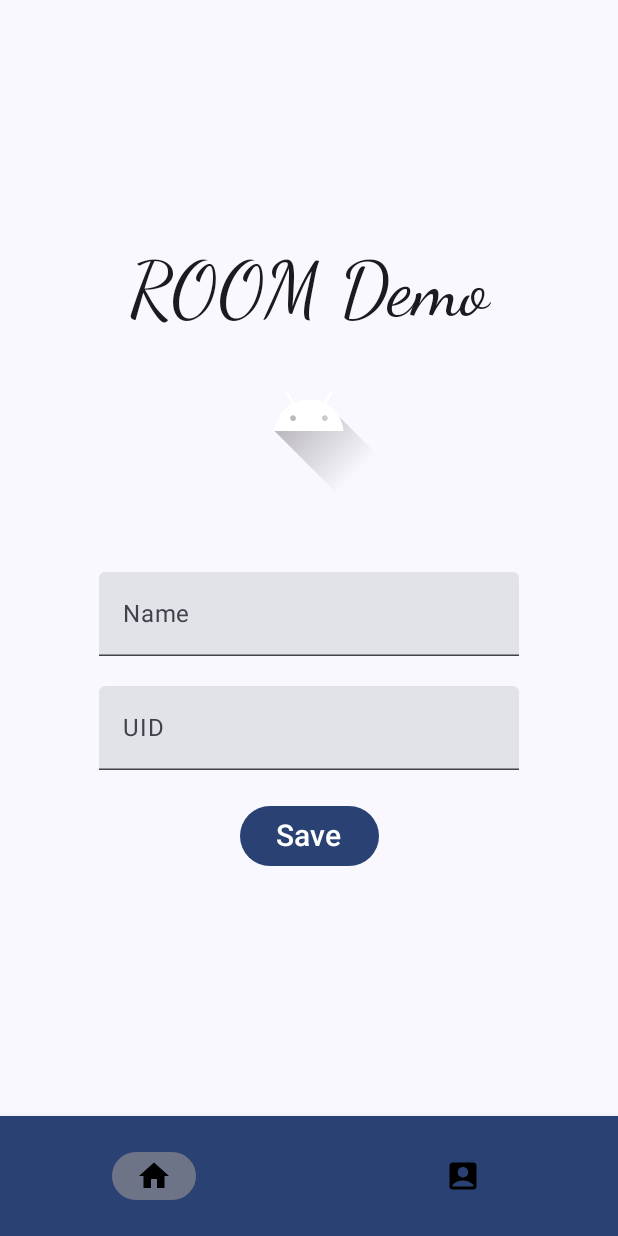
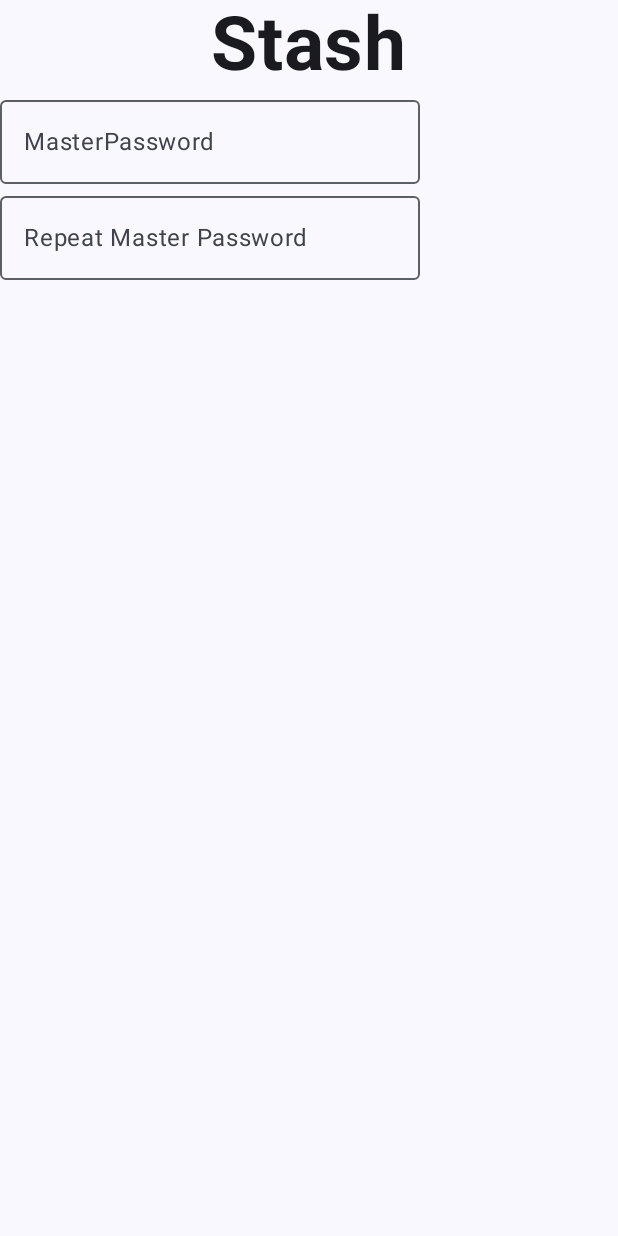
Before and after one commit to jb-cc/CCL3-stash, an Android app built with Jetpack Compose: the screen it shows after launch (MainActivity), on a phone screen of 412 x 824 dp. Run offline under Robolectric (Android 15) with nearby library versions, the phone set to English and light mode, and no system bars; our stand-ins replace Room's generated code.

Commit message:
changed file structure, added LoginRegisterView

```diff
--- a/app/src/main/java/com/cc221012_cc221016/stash/MainActivity.kt
+++ b/app/src/main/java/com/cc221012_cc221016/stash/MainActivity.kt
@@ -12,8 +12,8 @@ import androidx.lifecycle.ViewModel
 import androidx.lifecycle.ViewModelProvider
 import androidx.room.Room
 import com.cc221012_cc221016.stash.data.StudentsDatabase
-import com.cc221012_cc221016.stash.ui.MainView
-import com.cc221012_cc221016.stash.ui.MainViewModel
+import com.cc221012_cc221016.stash.ui.views.MainView
+import com.cc221012_cc221016.stash.models.MainViewModel
 import com.cc221012_cc221016.stash.ui.theme.stashTheme
 
 class MainActivity : ComponentActivity() {
--- a/app/src/main/java/com/cc221012_cc221016/stash/BccStudent.kt
+++ b/app/src/main/java/com/cc221012_cc221016/stash/data/BccStudent.kt
@@ -1,4 +1,4 @@
-package com.cc221012_cc221016.stash
+package com.cc221012_cc221016.stash.data
 
 import androidx.room.Entity
 import androidx.room.PrimaryKey
--- a/app/src/main/java/com/cc221012_cc221016/stash/data/StudentDao.kt
+++ b/app/src/main/java/com/cc221012_cc221016/stash/data/StudentDao.kt
@@ -5,7 +5,6 @@ import androidx.room.Delete
 import androidx.room.Insert
 import androidx.room.Query
 import androidx.room.Update
-import com.cc221012_cc221016.stash.BccStudent
 import kotlinx.coroutines.flow.Flow
 
 @Dao
--- a/app/src/main/java/com/cc221012_cc221016/stash/data/StudentsDatabase.kt
+++ b/app/src/main/java/com/cc221012_cc221016/stash/data/StudentsDatabase.kt
@@ -2,7 +2,6 @@ package com.cc221012_cc221016.stash.data
 
 import androidx.room.Database
 import androidx.room.RoomDatabase
-import com.cc221012_cc221016.stash.BccStudent
 
 
 @Database(entities = [BccStudent::class], version = 1)
--- a/app/src/main/java/com/cc221012_cc221016/stash/ui/MainViews.kt
+++ /dev/null
@@ -1,221 +0,0 @@
-package com.cc221012_cc221016.stash.ui
-
-import androidx.compose.foundation.Image
-import androidx.compose.foundation.clickable
-import androidx.compose.foundation.layout.Arrangement
-import androidx.compose.foundation.layout.Column
-import androidx.compose.foundation.layout.Row
-import androidx.compose.foundation.layout.Spacer
-import androidx.compose.foundation.layout.fillMaxSize
-import androidx.compose.foundation.layout.fillMaxWidth
-import androidx.compose.foundation.layout.height
-import androidx.compose.foundation.layout.padding
-import androidx.compose.foundation.lazy.LazyColumn
-import androidx.compose.foundation.lazy.items
-import androidx.compose.foundation.rememberScrollState
-import androidx.compose.foundation.verticalScroll
-import androidx.compose.material.AlertDialog
-import androidx.compose.material.BottomNavigation
-import androidx.compose.material.Icon
-import androidx.compose.material.IconButton
-import androidx.compose.material.icons.Icons
-import androidx.compose.material.icons.filled.AccountBox
-import androidx.compose.material.icons.filled.Delete
-import androidx.compose.material.icons.filled.Home
-import androidx.compose.material3.Button
-import androidx.compose.material3.ExperimentalMaterial3Api
-import androidx.compose.material3.MaterialTheme
-import androidx.compose.material3.NavigationBarItem
-import androidx.compose.material3.Scaffold
-import androidx.compose.material3.Text
-import androidx.compose.material3.TextField
-import androidx.compose.runtime.Composable
-import androidx.compose.runtime.collectAsState
-import androidx.compose.runtime.getValue
-import androidx.compose.runtime.mutableStateOf
-import androidx.compose.runtime.remember
-import androidx.compose.runtime.saveable.rememberSaveable
-import androidx.compose.runtime.setValue
-import androidx.compose.ui.Alignment
-import androidx.compose.ui.Modifier
-import androidx.compose.ui.res.painterResource
-import androidx.compose.ui.text.TextStyle
-import androidx.compose.ui.text.font.FontFamily
-import androidx.compose.ui.text.font.FontWeight
-import androidx.compose.ui.text.input.TextFieldValue
-import androidx.compose.ui.unit.dp
-import androidx.compose.ui.unit.sp
-import androidx.navigation.NavHostController
-import androidx.navigation.compose.NavHost
-import androidx.navigation.compose.composable
-import androidx.navigation.compose.rememberNavController
-import com.cc221012_cc221016.stash.BccStudent
-import com.cc221012_cc221016.stash.R
-
-sealed class Screen(val route: String){
-    object First: Screen("first")
-    object Second: Screen("second")
-}
-
-@OptIn(ExperimentalMaterial3Api::class)
-@Composable
-fun MainView(mainViewModel: MainViewModel){
-    val state = mainViewModel.mainViewState.collectAsState()
-    val navController = rememberNavController()
-    Scaffold(
-        bottomBar = {BottomNavigationBar(navController, state.value.selectedScreen)}
-    ) {
-        NavHost(
-            navController = navController,
-            modifier = Modifier.padding(it),
-            startDestination = Screen.First.route
-        ){
-            composable(Screen.First.route){
-                mainViewModel.selectScreen(Screen.First)
-                mainScreen(mainViewModel)
-            }
-            composable(Screen.Second.route){
-                mainViewModel.selectScreen(Screen.Second)
-                mainViewModel.getStudents()
-                displayStudents(mainViewModel)
-            }
-        }
-    }
-}
-
-@Composable
-fun BottomNavigationBar(navController: NavHostController, selectedScreen: Screen){
-    BottomNavigation (backgroundColor = MaterialTheme.colorScheme.primary) {
-        NavigationBarItem(
-            selected = (selectedScreen == Screen.First),
-            onClick = { navController.navigate(Screen.First.route) },
-            icon = { Icon(imageVector = Icons.Default.Home, contentDescription = "") })
-
-        NavigationBarItem(
-            selected = (selectedScreen == Screen.Second),
-            onClick = { navController.navigate(Screen.Second.route) },
-            icon = { Icon(imageVector = Icons.Default.AccountBox, contentDescription = "") })
-
-    }
-}
-
-@OptIn(ExperimentalMaterial3Api::class)
-@Composable
-fun mainScreen(mainViewModel: MainViewModel){
-    var name by rememberSaveable(stateSaver = TextFieldValue.Saver) { mutableStateOf(TextFieldValue("")) }
-    var uid by remember { mutableStateOf(TextFieldValue("")) }
-
-    Column (
-        modifier = Modifier
-            .fillMaxSize()
-            .verticalScroll(rememberScrollState()),
-        verticalArrangement = Arrangement.Center,
-        horizontalAlignment = Alignment.CenterHorizontally
-    ) {
-        Text(text = "ROOM Demo", fontSize = 50.sp,  style = TextStyle(fontFamily = FontFamily.Cursive))
-        Image(
-            painter = painterResource(id = R.drawable.ic_launcher_foreground),
-            contentDescription = "Box"
-        )
-        Spacer(modifier = Modifier.height(50.dp))
-
-        TextField(
-            value = name,
-            onValueChange = {
-                    newText -> name = newText
-            },
-            label = { Text(text = "Name" ) }
-        )
-
-        TextField(
-            modifier = Modifier.padding(top = 20.dp),
-            value = uid,
-            onValueChange = {
-                    newText -> uid = newText
-            },
-            label = { Text(text = "UID") }
-        )
-
-        Button(
-            onClick = { mainViewModel.save(BccStudent(name.text,uid.text)) },
-            modifier = Modifier.padding(top = 20.dp)
-        ) {
-            Text(text = "Save", fontSize = 20.sp)
-        }
-    }
-}
-
-@Composable
-fun displayStudents(mainViewModel: MainViewModel){
-    val state = mainViewModel.mainViewState.collectAsState()
-
-    LazyColumn (
-        verticalArrangement = Arrangement.Top,
-        horizontalAlignment = Alignment.CenterHorizontally,
-        modifier = Modifier.fillMaxSize()
-    ) {
-        item{ Text(text = "BCC Students:",fontWeight = FontWeight.Bold) }
-
-        items(state.value.students){
-            Row(modifier = Modifier
-                .fillMaxWidth()
-                .padding(20.dp)
-                .clickable { mainViewModel.editStudent(it) }
-            ){
-                Column (modifier = Modifier.weight(1f)) {
-                    Text(text = "Name: ${it.name}")
-                    Text(text = "UID: ${it.uid}")
-                }
-                IconButton(onClick = { mainViewModel.deleteButton(it)}) {
-                    Icon(Icons.Default.Delete,"Delete")
-                }
-            }
-        }
-    }
-    Column {
-        editStudentModal(mainViewModel)
-    }
-}
-
-@OptIn(ExperimentalMaterial3Api::class)
-@Composable
-fun editStudentModal(mainViewModel: MainViewModel){
-
-    val state = mainViewModel.mainViewState.collectAsState()
-
-
-    if(state.value.openDialog){
-        val student = mainViewModel.bccStudentState.collectAsState()
-        var name by rememberSaveable { mutableStateOf(student.value.name) }
-        var uid by rememberSaveable { mutableStateOf(student.value.uid) }
-
-        AlertDialog(
-            onDismissRequest = {
-                mainViewModel.closeDialog()
-            },
-            text = {
-                Column {
-                    TextField(
-                        modifier = Modifier.padding(top = 20.dp),
-                        value = name,
-                        onValueChange = { newText -> name = newText },
-                        label = { Text(text = "Name" ) }
-                    )
-
-                    TextField(
-                        modifier = Modifier.padding(top = 20.dp),
-                        value = uid,
-                        onValueChange = { newText -> uid = newText },
-                        label = { Text(text = "UID") }
-                    )
-                }
-            },
-            confirmButton = {
-                Button( onClick = { mainViewModel.updateStudent(BccStudent(name,uid,student.value.id)) }) {
-                    Text("Confirm")
-                }
-            }
-        )
-    }
-
-}
--- a/app/src/main/java/com/cc221012_cc221016/stash/ui/MainViewState.kt
+++ b/app/src/main/java/com/cc221012_cc221016/stash/ui/state/MainViewState.kt
@@ -1,6 +1,7 @@
-package com.cc221012_cc221016.stash.ui
+package com.cc221012_cc221016.stash.ui.state
 
-import com.cc221012_cc221016.stash.BccStudent
+import com.cc221012_cc221016.stash.data.BccStudent
+import com.cc221012_cc221016.stash.ui.views.Screen
 
 data class MainViewState(
     val students: List<BccStudent> = emptyList(),
--- /dev/null
+++ b/app/src/main/java/com/cc221012_cc221016/stash/ui/views/Composables/LoginRegisterView.kt
@@ -0,0 +1,62 @@
+package com.cc221012_cc221016.stash.ui.views.Composables
+
+import androidx.compose.foundation.layout.Column
+import androidx.compose.foundation.text.KeyboardOptions
+import androidx.compose.material3.ExperimentalMaterial3Api
+import androidx.compose.material3.OutlinedTextField
+import androidx.compose.material3.Text
+import androidx.compose.runtime.Composable
+import androidx.compose.runtime.getValue
+import androidx.compose.runtime.mutableStateOf
+import androidx.compose.runtime.remember
+import androidx.compose.runtime.setValue
+import androidx.compose.ui.Alignment
+import androidx.compose.ui.Modifier
+import androidx.compose.ui.text.font.FontWeight
+import androidx.compose.ui.text.input.KeyboardType
+import androidx.compose.ui.text.input.PasswordVisualTransformation
+import androidx.compose.ui.text.input.TextFieldValue
+import androidx.compose.ui.unit.sp
+
+@OptIn(ExperimentalMaterial3Api::class)
+@Composable
+fun LoginRegisterView(hasUser: Boolean) {
+    var password by remember { mutableStateOf(TextFieldValue("")) }
+    var masterPassword by remember { mutableStateOf(TextFieldValue("")) }
+    var repeatMasterPassword by remember { mutableStateOf(TextFieldValue("")) }
+
+    Column {
+        Text(
+            text = "Stash",
+            fontSize = 50.sp,
+            fontWeight = FontWeight.Bold,
+            modifier = Modifier.align(Alignment.CenterHorizontally)
+        )
+
+        if (hasUser) {
+            OutlinedTextField(
+                value = password,
+                onValueChange = { newPassword -> password = newPassword },
+                label = { Text(text = "Master Password") },
+                visualTransformation = PasswordVisualTransformation(),
+                keyboardOptions = KeyboardOptions(keyboardType = KeyboardType.Password)
+            )
+        } else {
+            OutlinedTextField(
+                value = masterPassword,
+                onValueChange = { newMasterPassword -> masterPassword = newMasterPassword },
+                label = { Text(text = "MasterPassword") },
+                visualTransformation = PasswordVisualTransformation(),
+                keyboardOptions = KeyboardOptions(keyboardType = KeyboardType.Password)
+            )
+
+            OutlinedTextField(
+                value = repeatMasterPassword,
+                onValueChange = { newRepeatMasterPassword -> repeatMasterPassword = newRepeatMasterPassword },
+                label = { Text(text = "Repeat Master Password") },
+                visualTransformation = PasswordVisualTransformation(),
+                keyboardOptions = KeyboardOptions(keyboardType = KeyboardType.Password)
+            )
+        }
+    }
+}
--- /dev/null
+++ b/app/src/main/java/com/cc221012_cc221016/stash/ui/views/MainViews.kt
@@ -0,0 +1,210 @@
+package com.cc221012_cc221016.stash.ui.views
+
+import androidx.compose.material3.ExperimentalMaterial3Api
+import androidx.compose.runtime.Composable
+import com.cc221012_cc221016.stash.models.MainViewModel
+import com.cc221012_cc221016.stash.ui.views.Composables.LoginRegisterView
+
+sealed class Screen(val route: String){
+    object First: Screen("first")
+    object Second: Screen("second")
+}
+
+@OptIn(ExperimentalMaterial3Api::class)
+@Composable
+fun MainView(mainViewModel: MainViewModel){
+    // You can replace this with the actual value from your ViewModel or state
+    val hasUser = false
+
+    LoginRegisterView(hasUser)
+}
+
+
+
+
+
+
+
+
+
+
+
+
+
+
+
+
+
+
+
+
+
+
+
+
+
+
+//@OptIn(ExperimentalMaterial3Api::class)
+//@Composable
+//fun MainView(mainViewModel: MainViewModel){
+//    val state = mainViewModel.mainViewState.collectAsState()
+//    val navController = rememberNavController()
+//    Scaffold(
+//        bottomBar = {BottomNavigationBar(navController, state.value.selectedScreen)}
+//    ) {
+//        NavHost(
+//            navController = navController,
+//            modifier = Modifier.padding(it),
+//            startDestination = Screen.First.route
+//        ){
+//            composable(Screen.First.route){
+//                mainViewModel.selectScreen(Screen.First)
+//                mainScreen(mainViewModel)
+//            }
+//            composable(Screen.Second.route){
+//                mainViewModel.selectScreen(Screen.Second)
+//                mainViewModel.getStudents()
+//                displayStudents(mainViewModel)
+//            }
+//        }
+//    }
+//}
+
+//@Composable
+//fun BottomNavigationBar(navController: NavHostController, selectedScreen: Screen){
+//    BottomNavigation (backgroundColor = MaterialTheme.colorScheme.primary) {
+//        NavigationBarItem(
+//            selected = (selectedScreen == Screen.First),
+//            onClick = { navController.navigate(Screen.First.route) },
+//            icon = { Icon(imageVector = Icons.Default.Home, contentDescription = "") })
+//
+//        NavigationBarItem(
+//            selected = (selectedScreen == Screen.Second),
+//            onClick = { navController.navigate(Screen.Second.route) },
+//            icon = { Icon(imageVector = Icons.Default.AccountBox, contentDescription = "") })
+//
+//    }
+//}
+//
+//@OptIn(ExperimentalMaterial3Api::class)
+//@Composable
+//fun mainScreen(mainViewModel: MainViewModel){
+//    var name by rememberSaveable(stateSaver = TextFieldValue.Saver) { mutableStateOf(TextFieldValue("")) }
+//    var uid by remember { mutableStateOf(TextFieldValue("")) }
+//
+//    Column (
+//        modifier = Modifier
+//            .fillMaxSize()
+//            .verticalScroll(rememberScrollState()),
+//        verticalArrangement = Arrangement.Center,
+//        horizontalAlignment = Alignment.CenterHorizontally
+//    ) {
+//        Text(text = "ROOM Demo", fontSize = 50.sp,  style = TextStyle(fontFamily = FontFamily.Cursive))
+//        Image(
+//            painter = painterResource(id = R.drawable.ic_launcher_foreground),
+//            contentDescription = "Box"
+//        )
+//        Spacer(modifier = Modifier.height(50.dp))
+//
+//        TextField(
+//            value = name,
+//            onValueChange = {
+//                    newText -> name = newText
+//            },
+//            label = { Text(text = "Name" ) }
+//        )
+//
+//        TextField(
+//            modifier = Modifier.padding(top = 20.dp),
+//            value = uid,
+//            onValueChange = {
+//                    newText -> uid = newText
+//            },
+//            label = { Text(text = "UID") }
+//        )
+//
+//        Button(
+//            onClick = { mainViewModel.save(BccStudent(name.text,uid.text)) },
+//            modifier = Modifier.padding(top = 20.dp)
+//        ) {
+//            Text(text = "Save", fontSize = 20.sp)
+//        }
+//    }
+//}
+//
+//@Composable
+//fun displayStudents(mainViewModel: MainViewModel){
+//    val state = mainViewModel.mainViewState.collectAsState()
+//
+//    LazyColumn (
+//        verticalArrangement = Arrangement.Top,
+//        horizontalAlignment = Alignment.CenterHorizontally,
+//        modifier = Modifier.fillMaxSize()
+//    ) {
+//        item{ Text(text = "BCC Students:",fontWeight = FontWeight.Bold) }
+//
+//        items(state.value.students){
+//            Row(modifier = Modifier
+//                .fillMaxWidth()
+//                .padding(20.dp)
+//                .clickable { mainViewModel.editStudent(it) }
+//            ){
+//                Column (modifier = Modifier.weight(1f)) {
+//                    Text(text = "Name: ${it.name}")
+//                    Text(text = "UID: ${it.uid}")
+//                }
+//                IconButton(onClick = { mainViewModel.deleteButton(it)}) {
+//                    Icon(Icons.Default.Delete,"Delete")
+//                }
+//            }
+//        }
+//    }
+//    Column {
+//        editStudentModal(mainViewModel)
+//    }
+//}
+//
+//@OptIn(ExperimentalMaterial3Api::class)
+//@Composable
+//fun editStudentModal(mainViewModel: MainViewModel){
+//
+//    val state = mainViewModel.mainViewState.collectAsState()
+//
+//
+//    if(state.value.openDialog){
+//        val student = mainViewModel.bccStudentState.collectAsState()
+//        var name by rememberSaveable { mutableStateOf(student.value.name) }
+//        var uid by rememberSaveable { mutableStateOf(student.value.uid) }
+//
+//        AlertDialog(
+//            onDismissRequest = {
+//                mainViewModel.closeDialog()
+//            },
+//            text = {
+//                Column {
+//                    TextField(
+//                        modifier = Modifier.padding(top = 20.dp),
+//                        value = name,
+//                        onValueChange = { newText -> name = newText },
+//                        label = { Text(text = "Name" ) }
+//                    )
+//
+//                    TextField(
+//                        modifier = Modifier.padding(top = 20.dp),
+//                        value = uid,
+//                        onValueChange = { newText -> uid = newText },
+//                        label = { Text(text = "UID") }
+//                    )
+//                }
+//            },
+//            confirmButton = {
+//                Button( onClick = { mainViewModel.updateStudent(BccStudent(name,uid,student.value.id)) }) {
+//                    Text("Confirm")
+//                }
+//            }
+//        )
+//    }
+//
+//}
+//
+//
```
Also changed, not shown: app/src/main/java/com/cc221012_cc221016/stash/models/MainViewModel.kt (renamed from app/src/main/java/com/cc221012_cc221016/stash/ui/MainViewModel.kt, +4 -3 lines).
